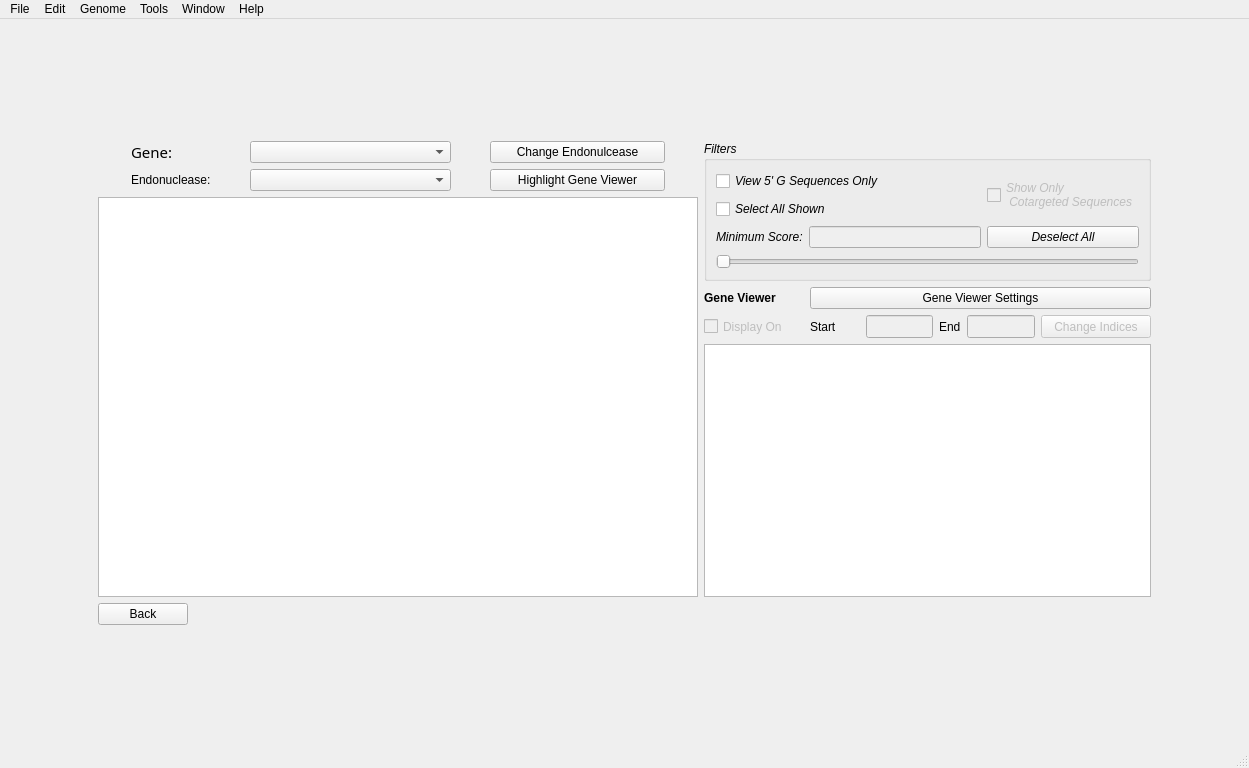
First picture: the form in resultsWindow.ui, repository bdoze90/CASPERapp, before the edit.
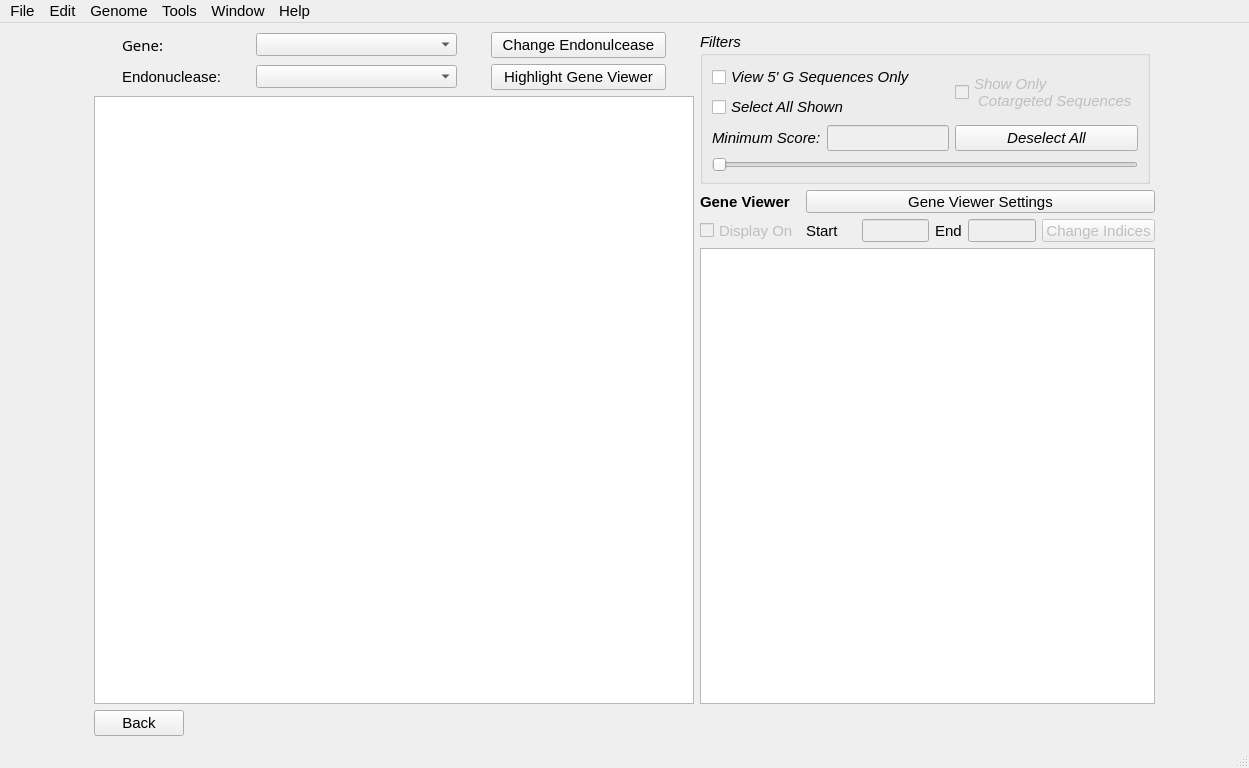
Second picture: the form after the edit.

Diff of the .ui file:
```diff
--- a/resultsWindow.ui
+++ b/resultsWindow.ui
@@ -10,106 +10,30 @@
     <height>768</height>
    </rect>
   </property>
+  <property name="font">
+   <font>
+    <pointsize>11</pointsize>
+   </font>
+  </property>
   <property name="windowTitle">
    <string>MainWindow</string>
   </property>
   <widget class="QWidget" name="centralwidget">
    <layout class="QGridLayout" name="gridLayout_2">
-    <item row="1" column="1">
-     <layout class="QGridLayout" name="gridLayout_4">
-      <item row="0" column="0">
-       <widget class="QLabel" name="geneLabel">
-        <property name="minimumSize">
-         <size>
-          <width>0</width>
-          <height>0</height>
-         </size>
-        </property>
-        <property name="maximumSize">
-         <size>
-          <width>50</width>
-          <height>16777215</height>
-         </size>
-        </property>
-        <property name="font">
-         <font>
-          <family>Sans Serif</family>
-          <pointsize>11</pointsize>
-          <weight>50</weight>
-          <italic>false</italic>
-          <bold>false</bold>
-         </font>
-        </property>
-        <property name="styleSheet">
-         <string notr="true">font: 11pt &quot;Sans Serif&quot;;</string>
-        </property>
-        <property name="text">
-         <string>Gene:</string>
-        </property>
-       </widget>
-      </item>
-      <item row="0" column="1">
-       <widget class="QComboBox" name="comboBoxGene">
-        <property name="maximumSize">
-         <size>
-          <width>201</width>
-          <height>23</height>
-         </size>
-        </property>
-       </widget>
-      </item>
-      <item row="1" column="0">
-       <widget class="QLabel" name="endoLabel">
-        <property name="styleSheet">
-         <string notr="true">font: 11pt &quot;Sans Serif&quot;;</string>
-        </property>
-        <property name="text">
-         <string>Endonuclease:</string>
-        </property>
-       </widget>
-      </item>
-      <item row="1" column="1">
-       <widget class="QComboBox" name="endonucleaseBox">
-        <property name="maximumSize">
-         <size>
-          <width>201</width>
-          <height>23</height>
-         </size>
-        </property>
-       </widget>
-      </item>
-      <item row="0" column="2">
-       <widget class="QPushButton" name="changeEndoButton">
-        <property name="maximumSize">
-         <size>
-          <width>175</width>
-          <height>16777215</height>
-         </size>
-        </property>
-        <property name="text">
-         <string>Change Endonulcease</string>
-        </property>
-       </widget>
-      </item>
-      <item row="1" column="2">
-       <widget class="QPushButton" name="highlight_gene_viewer_button">
-        <property name="maximumSize">
-         <size>
-          <width>175</width>
-          <height>16777215</height>
-         </size>
-        </property>
-        <property name="toolTip">
-         <string>&lt;html&gt;&lt;head/&gt;&lt;body&gt;&lt;p&gt;This button will highlight the sequences in the Gene Viewer that match the sequences checked in the table&lt;/p&gt;&lt;/body&gt;&lt;/html&gt;</string>
-        </property>
-        <property name="text">
-         <string>Highlight Gene Viewer</string>
-        </property>
-       </widget>
-      </item>
-     </layout>
+    <item row="0" column="0">
+     <spacer name="horizontalSpacer">
+      <property name="orientation">
+       <enum>Qt::Horizontal</enum>
+      </property>
+      <property name="sizeHint" stdset="0">
+       <size>
+        <width>40</width>
+        <height>20</height>
+       </size>
+      </property>
+     </spacer>
     </item>
-    <item row="3" column="2">
+    <item row="2" column="2">
      <layout class="QGridLayout" name="gridLayout_3">
       <item row="1" column="3">
        <widget class="QLabel" name="endLabel">
@@ -220,6 +144,7 @@
        <widget class="QLabel" name="geneviewerLabel">
         <property name="font">
          <font>
+          <pointsize>11</pointsize>
           <weight>75</weight>
           <bold>true</bold>
          </font>
@@ -244,49 +169,7 @@
       </item>
      </layout>
     </item>
-    <item row="4" column="2">
-     <widget class="QTextEdit" name="geneViewer">
-      <property name="minimumSize">
-       <size>
-        <width>411</width>
-        <height>0</height>
-       </size>
-      </property>
-      <property name="maximumSize">
-       <size>
-        <width>1112</width>
-        <height>121212</height>
-       </size>
-      </property>
-     </widget>
-    </item>
-    <item row="6" column="1">
-     <spacer name="verticalSpacer">
-      <property name="orientation">
-       <enum>Qt::Vertical</enum>
-      </property>
-      <property name="sizeHint" stdset="0">
-       <size>
-        <width>20</width>
-        <height>40</height>
-       </size>
-      </property>
-     </spacer>
-    </item>
-    <item row="5" column="1">
-     <widget class="QPushButton" name="back_button">
-      <property name="maximumSize">
-       <size>
-        <width>90</width>
-        <height>16777215</height>
-       </size>
-      </property>
-      <property name="text">
-       <string>Back</string>
-      </property>
-     </widget>
-    </item>
-    <item row="1" column="2" rowspan="2">
+    <item row="0" column="2" rowspan="2">
      <widget class="QGroupBox" name="groupBox">
       <property name="maximumSize">
        <size>
@@ -296,6 +179,7 @@
       </property>
       <property name="font">
        <font>
+        <pointsize>11</pointsize>
         <italic>true</italic>
        </font>
       </property>
@@ -369,33 +253,7 @@
       </layout>
      </widget>
     </item>
-    <item row="1" column="0">
-     <spacer name="horizontalSpacer">
-      <property name="orientation">
-       <enum>Qt::Horizontal</enum>
-      </property>
-      <property name="sizeHint" stdset="0">
-       <size>
-        <width>40</width>
-        <height>20</height>
-       </size>
-      </property>
-     </spacer>
-    </item>
-    <item row="0" column="1">
-     <spacer name="verticalSpacer_2">
-      <property name="orientation">
-       <enum>Qt::Vertical</enum>
-      </property>
-      <property name="sizeHint" stdset="0">
-       <size>
-        <width>20</width>
-        <height>40</height>
-       </size>
-      </property>
-     </spacer>
-    </item>
-    <item row="3" column="3">
+    <item row="2" column="3">
      <spacer name="horizontalSpacer_2">
       <property name="orientation">
        <enum>Qt::Horizontal</enum>
@@ -408,7 +266,7 @@
       </property>
      </spacer>
     </item>
-    <item row="2" column="1" rowspan="3">
+    <item row="1" column="1" rowspan="3">
      <widget class="QTableWidget" name="targetTable">
       <property name="minimumSize">
        <size>
@@ -430,6 +288,129 @@
       </property>
      </widget>
     </item>
+    <item row="3" column="2">
+     <widget class="QTextEdit" name="geneViewer">
+      <property name="minimumSize">
+       <size>
+        <width>411</width>
+        <height>0</height>
+       </size>
+      </property>
+      <property name="maximumSize">
+       <size>
+        <width>1112</width>
+        <height>121212</height>
+       </size>
+      </property>
+     </widget>
+    </item>
+    <item row="0" column="1">
+     <layout class="QGridLayout" name="gridLayout_4">
+      <item row="0" column="0">
+       <widget class="QLabel" name="geneLabel">
+        <property name="minimumSize">
+         <size>
+          <width>0</width>
+          <height>0</height>
+         </size>
+        </property>
+        <property name="maximumSize">
+         <size>
+          <width>50</width>
+          <height>16777215</height>
+         </size>
+        </property>
+        <property name="font">
+         <font>
+          <family>Sans Serif</family>
+          <pointsize>11</pointsize>
+          <weight>50</weight>
+          <italic>false</italic>
+          <bold>false</bold>
+         </font>
+        </property>
+        <property name="styleSheet">
+         <string notr="true">font: 11pt &quot;Sans Serif&quot;;</string>
+        </property>
+        <property name="text">
+         <string>Gene:</string>
+        </property>
+       </widget>
+      </item>
+      <item row="0" column="1">
+       <widget class="QComboBox" name="comboBoxGene">
+        <property name="maximumSize">
+         <size>
+          <width>201</width>
+          <height>23</height>
+         </size>
+        </property>
+       </widget>
+      </item>
+      <item row="1" column="0">
+       <widget class="QLabel" name="endoLabel">
+        <property name="styleSheet">
+         <string notr="true">font: 11pt &quot;Sans Serif&quot;;</string>
+        </property>
+        <property name="text">
+         <string>Endonuclease:</string>
+        </property>
+       </widget>
+      </item>
+      <item row="1" column="1">
+       <widget class="QComboBox" name="endonucleaseBox">
+        <property name="maximumSize">
+         <size>
+          <width>201</width>
+          <height>23</height>
+         </size>
+        </property>
+       </widget>
+      </item>
+      <item row="0" column="2">
+       <widget class="QPushButton" name="changeEndoButton">
+        <property name="maximumSize">
+         <size>
+          <width>175</width>
+          <height>16777215</height>
+         </size>
+        </property>
+        <property name="text">
+         <string>Change Endonulcease</string>
+        </property>
+       </widget>
+      </item>
+      <item row="1" column="2">
+       <widget class="QPushButton" name="highlight_gene_viewer_button">
+        <property name="maximumSize">
+         <size>
+          <width>175</width>
+          <height>16777215</height>
+         </size>
+        </property>
+        <property name="toolTip">
+         <string>&lt;html&gt;&lt;head/&gt;&lt;body&gt;&lt;p&gt;This button will highlight the sequences in the Gene Viewer that match the sequences checked in the table&lt;/p&gt;&lt;/body&gt;&lt;/html&gt;</string>
+        </property>
+        <property name="text">
+         <string>Highlight Gene Viewer</string>
+        </property>
+       </widget>
+      </item>
+     </layout>
+    </item>
+    <item row="4" column="1">
+     <widget class="QPushButton" name="back_button">
+      <property name="maximumSize">
+       <size>
+        <width>90</width>
+        <height>16777215</height>
+       </size>
+      </property>
+      <property name="text">
+       <string>Back</string>
+      </property>
+     </widget>
+    </item>
    </layout>
   </widget>
   <widget class="QMenuBar" name="menubar">
@@ -438,7 +419,7 @@
      <x>0</x>
      <y>0</y>
      <width>1249</width>
-     <height>20</height>
+     <height>23</height>
     </rect>
    </property>
    <widget class="QMenu" name="menuFile">
```
